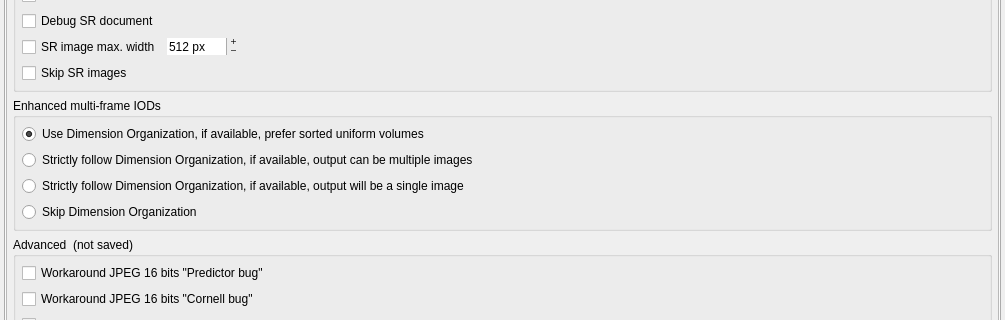
The window that GUI/settingswidget.ui (AlizaMedicalImaging/AlizaMS) describes before a commit, drawn with Qt 5; both pictures show x 0 to 1005 and y 182 to 502 of the 1005 by 653 pixel window.
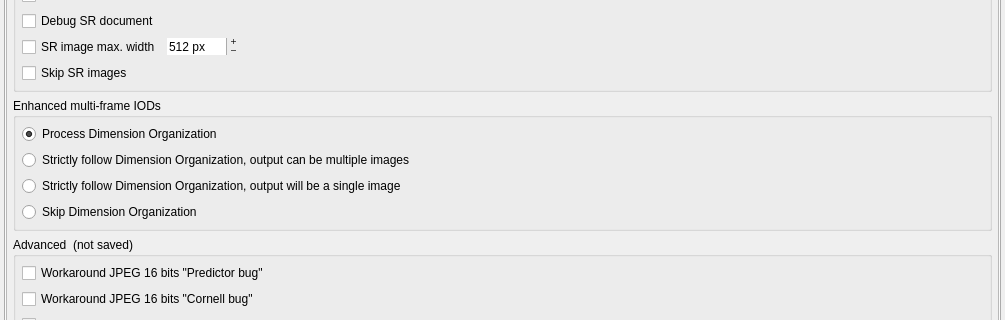
The same window after the commit.

Diff of the .ui file:
```diff
--- a/GUI/settingswidget.ui
+++ b/GUI/settingswidget.ui
@@ -299,7 +299,7 @@
                  <string>&lt;html&gt;&lt;head/&gt;&lt;body&gt;&lt;p&gt;Will use &lt;span style=&quot; font-style:italic;&quot;&gt;Dimension Organization&lt;/span&gt;, but attempt to extract uniform volumes and sort frames by IPP/IOP (or IPV/IOV), if possible.&lt;/p&gt;&lt;/body&gt;&lt;/html&gt;</string>
                 </property>
                 <property name="text">
-                 <string>Use Dimension Organization, if available, prefer sorted uniform volumes</string>
+                 <string>Process Dimension Organization</string>
                 </property>
                 <property name="checked">
                  <bool>true</bool>
@@ -318,7 +318,7 @@
                  <string>&lt;html&gt;&lt;head/&gt;&lt;body&gt;&lt;p&gt;&lt;span style=&quot; font-style:italic;&quot;&gt;Dimension Organization&lt;/span&gt; will be stricly followed, if available. Output can be multiple images.&lt;/p&gt;&lt;/body&gt;&lt;/html&gt;</string>
                 </property>
                 <property name="text">
-                 <string>Strictly follow Dimension Organization, if available, output can be multiple images</string>
+                 <string>Strictly follow Dimension Organization, output can be multiple images</string>
                 </property>
                </widget>
               </item>
@@ -334,7 +334,7 @@
                  <string>&lt;html&gt;&lt;head/&gt;&lt;body&gt;&lt;p&gt;&lt;span style=&quot; font-style:italic;&quot;&gt;Dimension Organization&lt;/span&gt; will be stricly followed, if available. Output will be always a single image.&lt;/p&gt;&lt;/body&gt;&lt;/html&gt;</string>
                 </property>
                 <property name="text">
-                 <string>Strictly follow Dimension Organization, if available, output will be a single image</string>
+                 <string>Strictly follow Dimension Organization, output will be a single image</string>
                 </property>
                </widget>
               </item>
```
Left out of the diff: 10 changed lines with no effect on the pictures.
